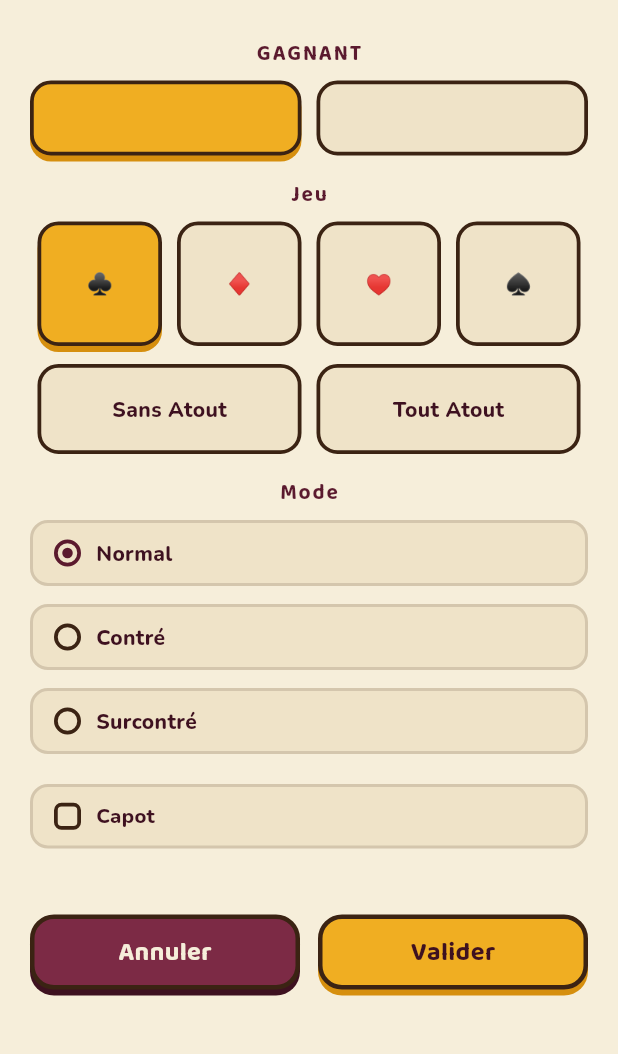
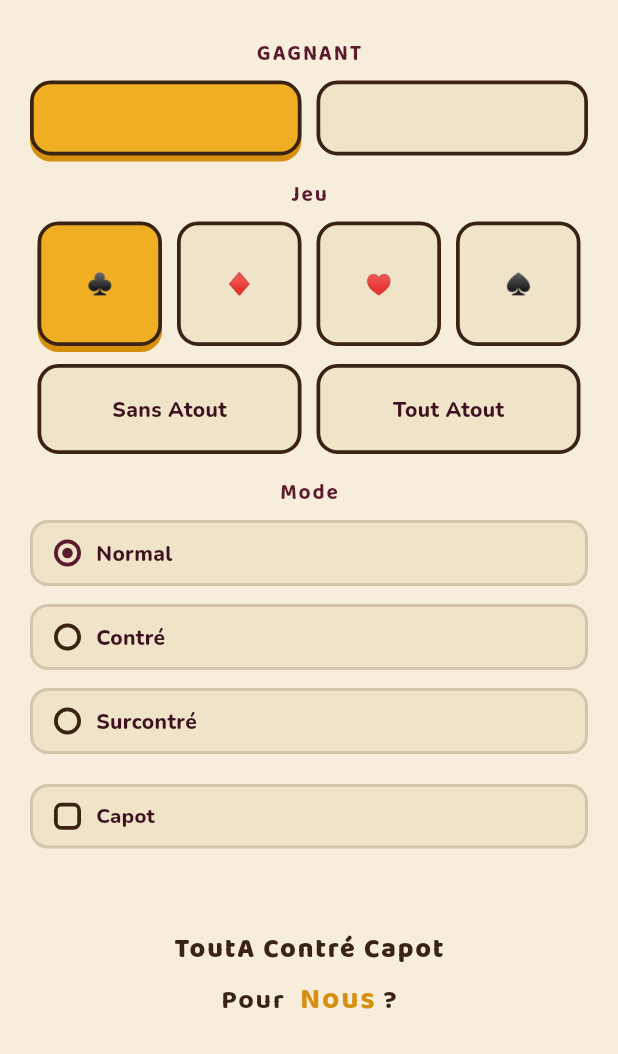
Before and after one commit to RHFanambinantsoa/score_belote_flutter, a Flutter app: the AddRoundModal widget shown alone on an empty page, opened directly with empty values, on a phone screen of 412 x 824 dp, the part 182-1236 px from its top. Run offline on Flutter 3.47's test engine with Material 3 defaults, Android fonts, the phone set to English and light mode, and no system bars; our stand-ins replace dotted_border, isar; accounts and stored records are empty.

Commit message:
style : new score to add resume section (in add round modal)

```diff
--- a/lib/widgets/add_round_modal.dart
+++ b/lib/widgets/add_round_modal.dart
@@ -206,6 +206,7 @@ class _AddRoundModalState extends State<AddRoundModal> {
                 ],
               ),
               const SizedBox(height: 16),
+              _resumeNewScoreToAdd(),
               Row(
                 children: [
                   Expanded(
@@ -227,6 +228,68 @@ class _AddRoundModalState extends State<AddRoundModal> {
               ),
             ],
           ),
+        ),
+      ),
+    );
+  }
+
+  //logique à faire
+  Widget _resumeNewScoreToAdd() {
+    return Padding(
+      padding: EdgeInsets.all(10),
+      child: Center(
+        child: Column(
+          spacing: 4,
+          children: [
+            Text(
+              "ToutA Contré Capot",
+              style: AppTextStyles.sectionLabel.copyWith(
+                fontSize: 18,
+                fontWeight: FontWeight.w800,
+                color: AppColors.brown,
+              ),
+            ),
+            RichText(
+              text: TextSpan(
+                children: [
+                  TextSpan(
+                    text: ' Pour  ',
+                    style: AppTextStyles.sectionLabel.copyWith(
+                      fontSize: 18,
+                      color: AppColors.brown,
+                    ),
+                  ),
+                  TextSpan(
+                    text: "Nous",
+                    style: AppTextStyles.sectionLabel.copyWith(
+                      fontSize: 20,
+                      color: AppColors.goldDeep,
+                    ),
+                  ),
+                  TextSpan(
+                    text: ' ? ',
+                    style: AppTextStyles.sectionLabel.copyWith(
+                      fontSize: 18,
+                      color: AppColors.brown,
+                    ),
+                  ),
+                ],
+              ),
+            ),
+            RichText(
+              text: TextSpan(
+                children: [
+                  TextSpan(
+                    text: "+ 104",
+                    style: AppTextStyles.bigScore.copyWith(
+                      fontSize: 28,
+                      color: AppColors.brown,
+                    ),
+                  ),
+                ],
+              ),
+            ),
+          ],
         ),
       ),
     );
```
